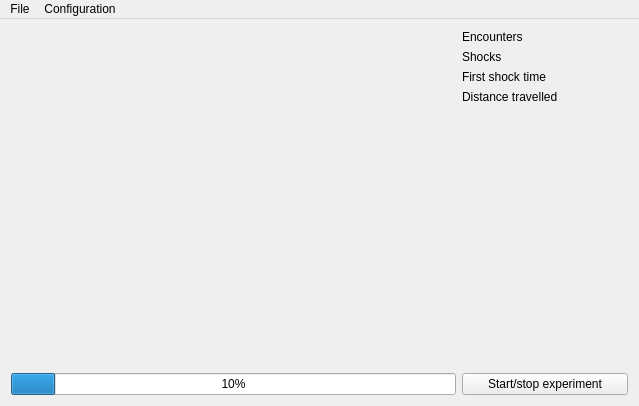
The window that kachnatracker.ui (fgu-cas/kachna-tracker) describes before a commit, drawn with Qt 5.
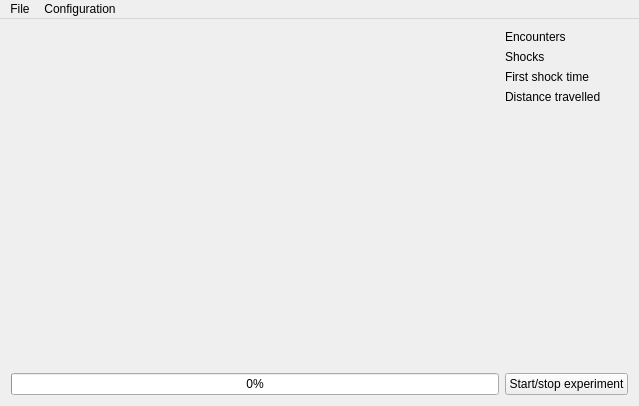
The same window after the commit.

Commit message:
progressbar now shows experiment progress
single QTimer now handles both experiment end and progressbar

The edit to the form file:
```diff
--- a/kachnatracker.ui
+++ b/kachnatracker.ui
@@ -27,7 +27,7 @@
       <item>
        <widget class="QProgressBar" name="progressBar">
         <property name="value">
-         <number>10</number>
+         <number>0</number>
         </property>
        </widget>
       </item>
@@ -92,7 +92,7 @@
         <item row="3" column="1">
          <widget class="QLabel" name="distanceLabel">
           <property name="text">
-           <string>                   </string>
+           <string/>
           </property>
          </widget>
         </item>
```
The commit also changes 2 other files.
